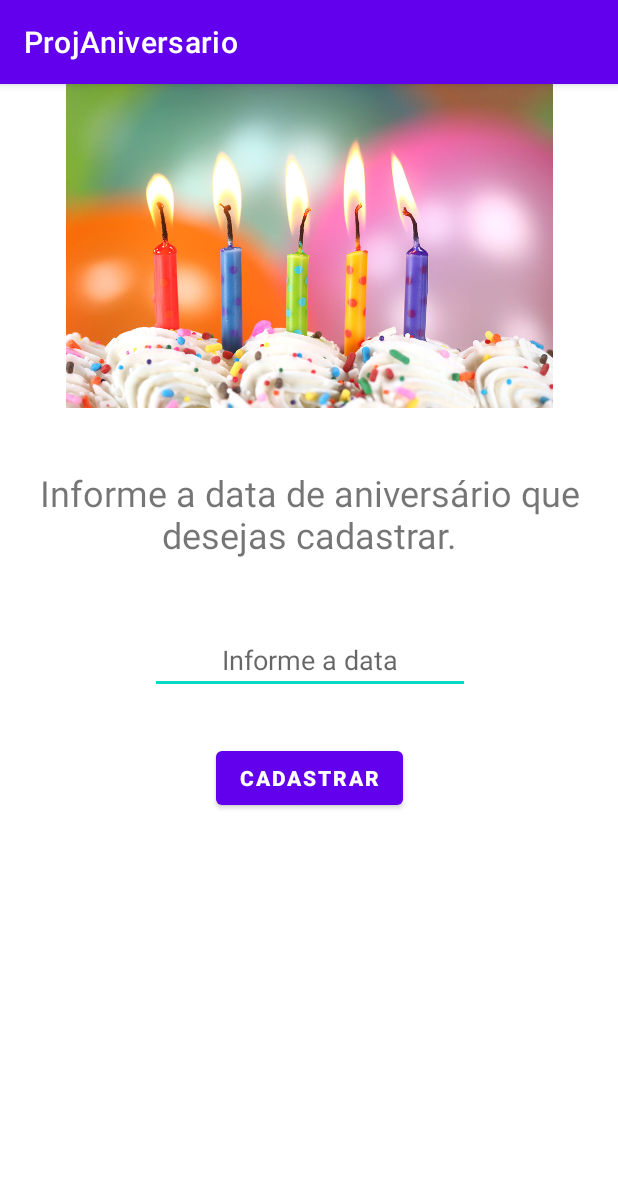
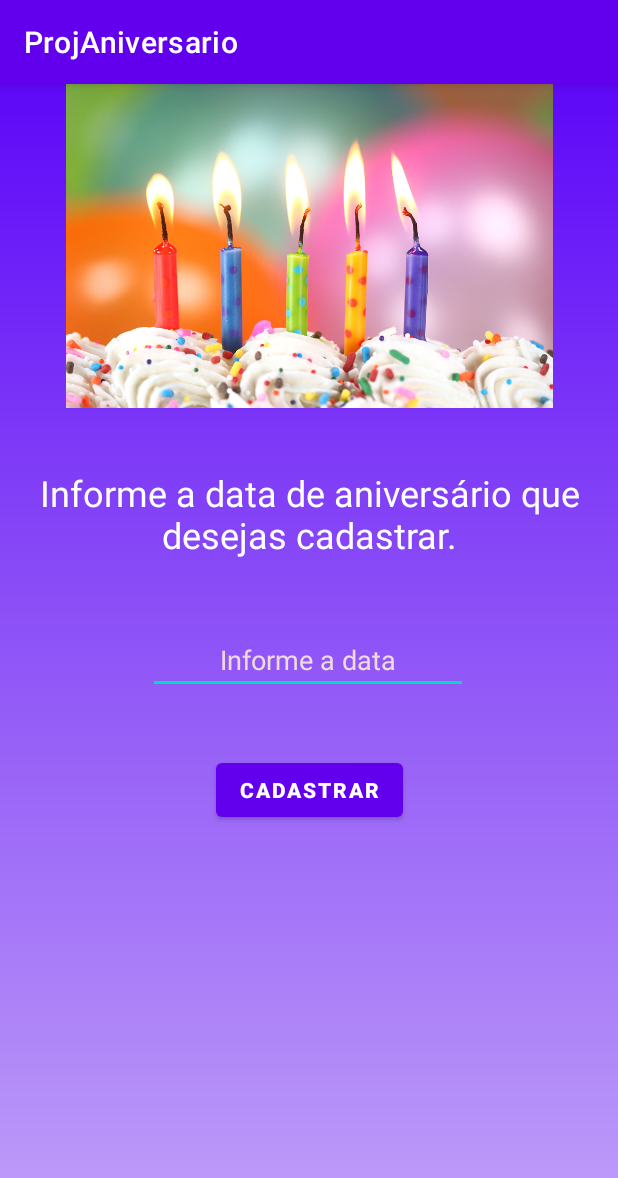
Before and after one commit to SantiagoLimaCoimbra/AppAniversario-SENAI, an Android app: the screen it shows after launch (MainActivity), on a phone screen of 412 x 824 dp. Shown: the top 1178 px of the screen. Run offline under Robolectric (Android 15) with nearby library versions, the phone set to English and light mode, and no system bars.

```diff
--- a/app/build.gradle
+++ b/app/build.gradle
@@ -28,6 +28,9 @@ android {
     }
 }
 
+apply plugin: 'com.android.application'
+apply plugin: 'com.google.gms.google-services'
+
 dependencies {
 
     implementation 'androidx.appcompat:appcompat:1.3.0'
@@ -37,4 +40,7 @@ dependencies {
     testImplementation 'junit:junit:4.+'
     androidTestImplementation 'androidx.test.ext:junit:1.1.2'
     androidTestImplementation 'androidx.test.espresso:espresso-core:3.3.0'
+
+    implementation platform('com.google.firebase:firebase-bom:28.2.0')
+    implementation 'com.google.firebase:firebase-firestore'
 }
--- a/app/src/main/java/com/example/projaniversario/MainActivity.java
+++ b/app/src/main/java/com/example/projaniversario/MainActivity.java
@@ -2,13 +2,31 @@ package com.example.projaniversario;
 
 import androidx.appcompat.app.AppCompatActivity;
 
+import android.content.Intent;
 import android.os.Bundle;
+import android.view.View;
+import android.widget.Button;
+import android.widget.EditText;
 
 public class MainActivity extends AppCompatActivity {
+
+    public EditText inputData;
+    public Button cadastrar;
 
     @Override
     protected void onCreate(Bundle savedInstanceState) {
         super.onCreate(savedInstanceState);
         setContentView(R.layout.activity_main);
+
+            inputData = findViewById(R.id.inputData);
+            cadastrar = findViewById(R.id.botao1);
+
+            cadastrar.setOnClickListener(new View.OnClickListener() {
+                @Override
+                public void onClick(View v) {
+                    Intent intent = new Intent(MainActivity.this, aniversarios.class);
+                    startActivity(intent);
+                }
+            });
     }
 }
--- /dev/null
+++ b/app/src/main/res/drawable/background.xml
@@ -0,0 +1,9 @@
+<?xml version="1.0" encoding="utf-8"?>
+<shape xmlns:android="http://schemas.android.com/apk/res/android">
+    <gradient
+        android:startColor="@color/roxo_claro"
+        android:centerColor="@color/roxo_medio"
+        android:endColor="@color/roxo_azul"
+        android:angle="90"
+        />
+</shape>
--- a/app/src/main/res/layout/activity_main.xml
+++ b/app/src/main/res/layout/activity_main.xml
@@ -4,6 +4,7 @@
     xmlns:tools="http://schemas.android.com/tools"
     android:layout_width="match_parent"
     android:layout_height="match_parent"
+    android:background="@drawable/background"
     tools:context=".MainActivity">
 
     <TextView
@@ -13,36 +14,23 @@
         android:layout_marginTop="40dp"
         android:text="Informe a data de aniversário que desejas cadastrar."
         android:textAlignment="center"
+        android:textColor="#FFFFFF"
         android:textSize="24sp"
         app:layout_constraintEnd_toEndOf="parent"
         app:layout_constraintHorizontal_bias="0.0"
         app:layout_constraintStart_toStartOf="parent"
         app:layout_constraintTop_toBottomOf="@+id/imageView2" />
 
-    <EditText
-        android:id="@+id/editTextDate"
-        android:layout_width="wrap_content"
-        android:layout_height="45dp"
-        android:layout_marginTop="40dp"
-        android:ems="10"
-        android:hint="Informe a data"
-        android:inputType="date"
-        android:textAlignment="center"
-        app:layout_constraintEnd_toEndOf="parent"
-        app:layout_constraintHorizontal_bias="0.502"
-        app:layout_constraintStart_toStartOf="parent"
-        app:layout_constraintTop_toBottomOf="@+id/texto1" />
-
     <Button
         android:id="@+id/botao1"
         android:layout_width="wrap_content"
         android:layout_height="48dp"
-        android:layout_marginTop="32dp"
+        android:layout_marginTop="40dp"
         android:text="Cadastrar"
         android:textStyle="bold"
         app:layout_constraintEnd_toEndOf="parent"
         app:layout_constraintStart_toStartOf="parent"
-        app:layout_constraintTop_toBottomOf="@+id/editTextDate" />
+        app:layout_constraintTop_toBottomOf="@+id/inputData" />
 
     <ImageView
         android:id="@+id/imageView2"
@@ -53,4 +41,20 @@
         app:layout_constraintTop_toTopOf="parent"
         app:srcCompat="@drawable/imganiver" />
 
+    <EditText
+        android:id="@+id/inputData"
+        android:layout_width="wrap_content"
+        android:layout_height="45dp"
+        android:layout_marginTop="40dp"
+        android:ems="10"
+        android:hint="Informe a data"
+        android:inputType="textPersonName"
+        android:text="Informe a data"
+        android:textAlignment="center"
+        android:textColor="#EFDADA"
+        app:layout_constraintEnd_toEndOf="parent"
+        app:layout_constraintHorizontal_bias="0.497"
+        app:layout_constraintStart_toStartOf="parent"
+        app:layout_constraintTop_toBottomOf="@+id/texto1" />
+
 </androidx.constraintlayout.widget.ConstraintLayout>
--- a/app/src/main/res/values/colors.xml
+++ b/app/src/main/res/values/colors.xml
@@ -7,4 +7,7 @@
     <color name="teal_700">#FF018786</color>
     <color name="black">#FF000000</color>
     <color name="white">#FFFFFFFF</color>
+    <color name="roxo_claro">#C0A0F9</color>
+    <color name="roxo_medio">#9056F7</color>
+    <color name="roxo_azul">#5E08F8</color>
 </resources>
--- a/build.gradle
+++ b/build.gradle
@@ -6,6 +6,7 @@ buildscript {
     }
     dependencies {
         classpath "com.android.tools.build:gradle:4.1.2"
+        classpath 'com.google.gms:google-services:4.3.8'
 
         // NOTE: Do not place your application dependencies here; they belong
         // in the individual module build.gradle files
```
Also changed, not shown: app/src/main/java/com/example/projaniversario/aniversarios.java (+11 -0 lines).
